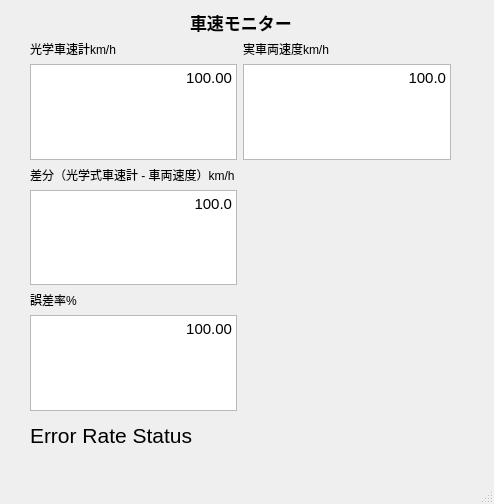
The window that kistler_driver/scripts/ui_monitor.ui (zhiwango/kistler_driver) describes before a commit, drawn with Qt 5.
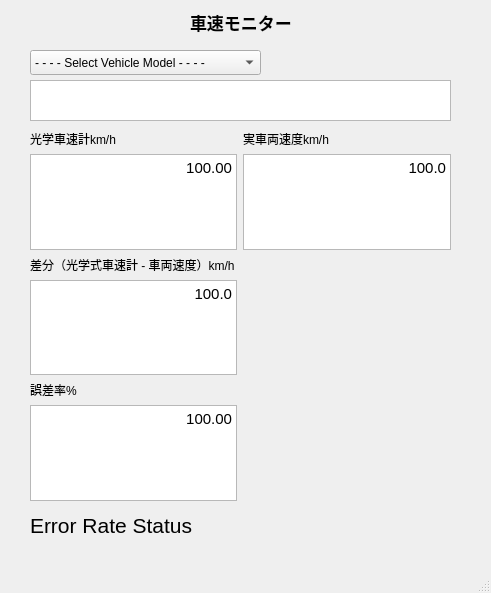
The same window after the commit.

Patch:
```diff
--- a/kistler_driver/scripts/ui_monitor.ui
+++ b/kistler_driver/scripts/ui_monitor.ui
@@ -6,8 +6,8 @@
    <rect>
     <x>0</x>
     <y>0</y>
-    <width>494</width>
-    <height>504</height>
+    <width>491</width>
+    <height>593</height>
    </rect>
   </property>
   <property name="windowTitle">
@@ -39,7 +39,7 @@
     <property name="geometry">
      <rect>
       <x>30</x>
-      <y>420</y>
+      <y>510</y>
       <width>221</width>
       <height>31</height>
      </rect>
@@ -57,7 +57,7 @@
     <property name="geometry">
      <rect>
       <x>30</x>
-      <y>40</y>
+      <y>130</y>
       <width>421</width>
       <height>371</height>
      </rect>
@@ -157,6 +157,46 @@
      </item>
     </layout>
    </widget>
+   <widget class="QComboBox" name="vehicle_model">
+    <property name="geometry">
+     <rect>
+      <x>30</x>
+      <y>50</y>
+      <width>231</width>
+      <height>25</height>
+     </rect>
+    </property>
+    <item>
+     <property name="text">
+      <string>- - - - Select Vehicle Model - - - -</string>
+     </property>
+    </item>
+    <item>
+     <property name="text">
+      <string>BYD J6 Gen1</string>
+     </property>
+    </item>
+    <item>
+     <property name="text">
+      <string>BYD J6 Gen2</string>
+     </property>
+    </item>
+    <item>
+     <property name="text">
+      <string>PIX RoboBus</string>
+     </property>
+    </item>
+   </widget>
+   <widget class="QTextBrowser" name="show_vehicle_model">
+    <property name="geometry">
+     <rect>
+      <x>30</x>
+      <y>80</y>
+      <width>421</width>
+      <height>41</height>
+     </rect>
+    </property>
+   </widget>
   </widget>
   <widget class="QMenuBar" name="menubar">
    <property name="geometry">
```
Left out of the diff: 2 changed lines with no effect on the pictures.
